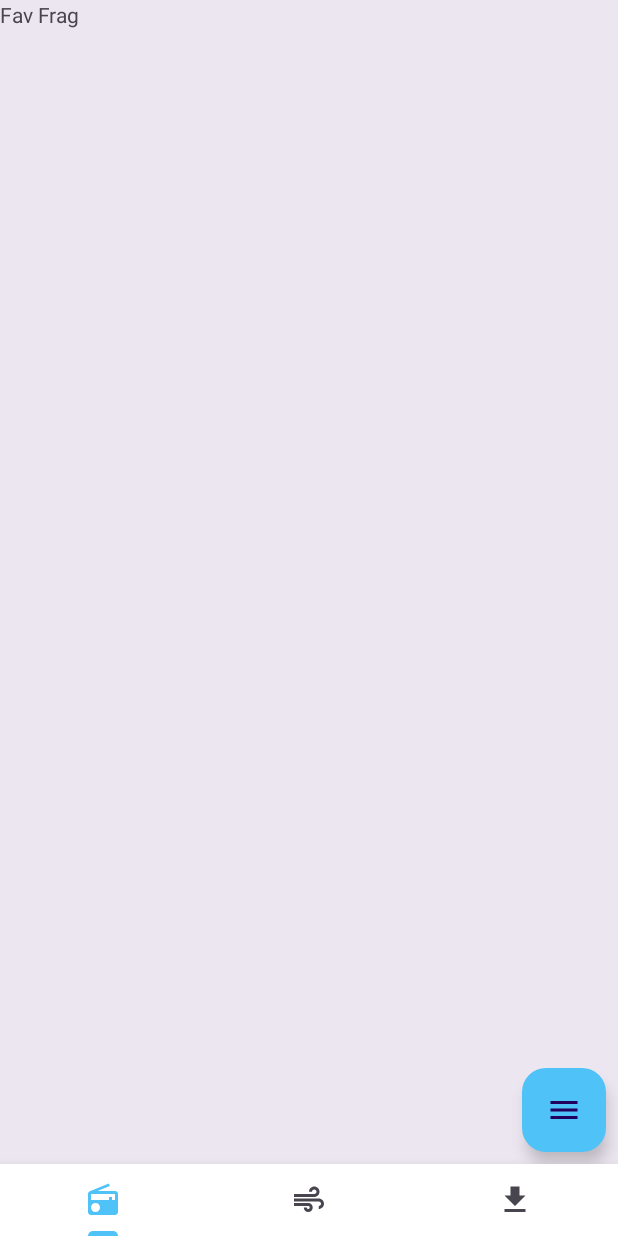
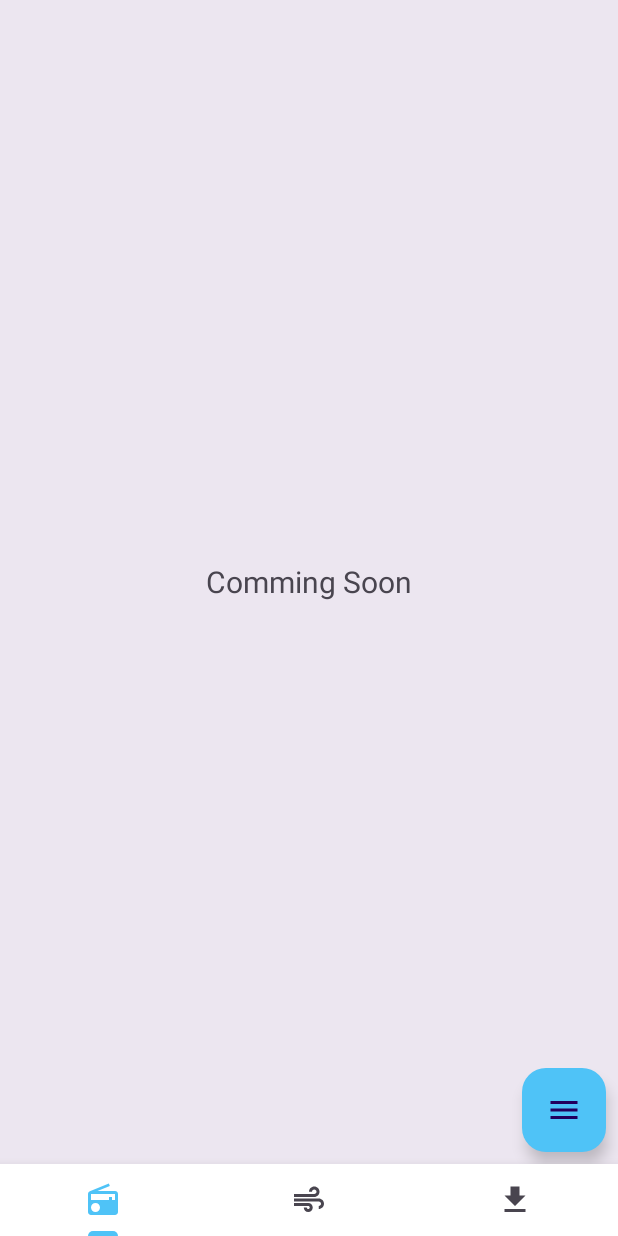
Before and after one commit to Nikhil-punia/radian, an Android app: the fragment Fav_menu_window placed in its activity, on a phone screen of 412 x 824 dp. Run offline under Robolectric (Android 15) with nearby library versions, the phone set to English and light mode, and no system bars; libraries missing offline, so code that uses them is left out: com.here.oksse; Roboto replaces fonts that are not available here; 3 statements that could not run were skipped.

Commit message:
minor ui change

```diff
--- a/app/src/main/res/layout/fragment_fav_menu_window.xml
+++ b/app/src/main/res/layout/fragment_fav_menu_window.xml
@@ -9,6 +9,10 @@
     <TextView
         android:layout_width="match_parent"
         android:layout_height="match_parent"
-        android:text="Fav Frag" />
+        android:autoText="true"
+        android:gravity="center"
+        android:text="@string/comming_soon_string"
+        android:textAlignment="gravity"
+        android:textSize="20sp" />
 
 </FrameLayout>
--- a/app/src/main/res/values/strings.xml
+++ b/app/src/main/res/values/strings.xml
@@ -19,4 +19,5 @@
     <string name="unknown_title">Unknown Title</string>
     <string name="download_noti_name">Downloading Please Wait</string>
     <string name="download_noti_disc">Radio is Downloading The Media Items</string>
+    <string name="comming_soon_string">Comming Soon</string>
 </resources>
```
